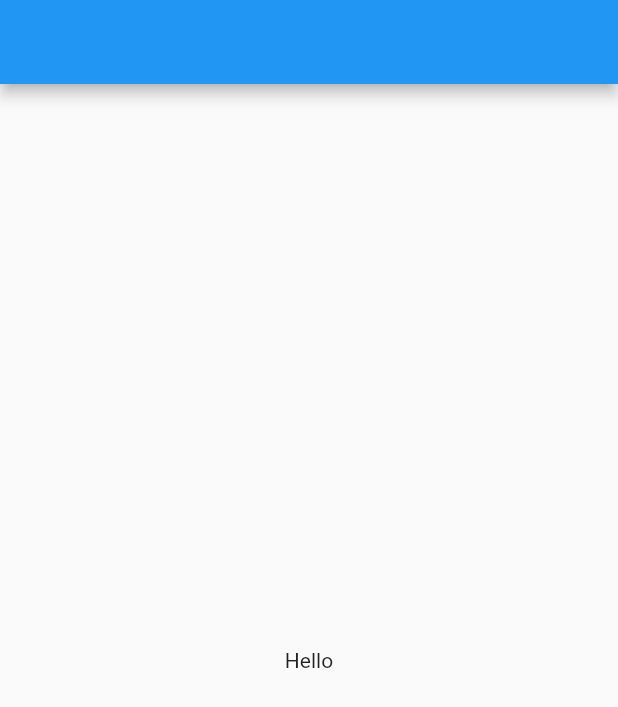
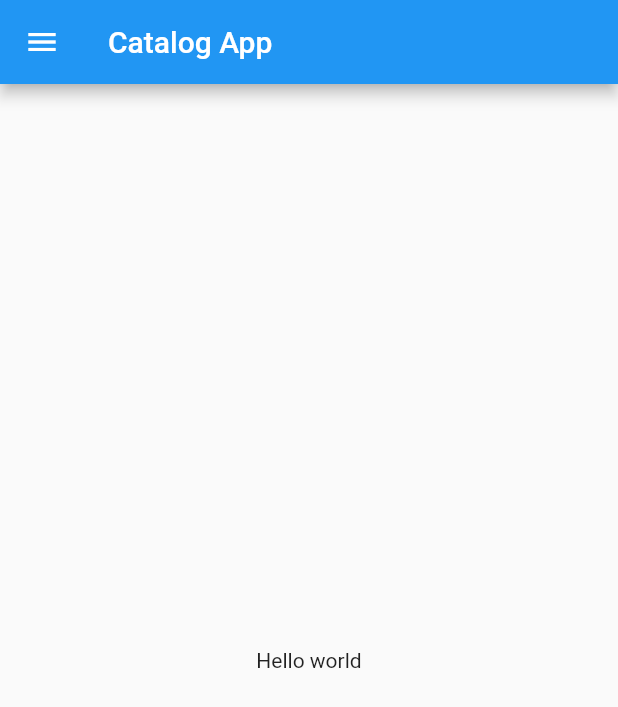
Before and after one commit to Khushbakht-Rehman/Flutter30DaysCourse, a Flutter app: the screen it shows after launch, on a phone screen of 412 x 824 dp. Shown: the top 707 px of the screen. Run offline on Flutter 3.47's test engine with Material 2 defaults, Android fonts, the phone set to English and light mode, and no system bars.

Commit message:
Day 3 completed

```diff
--- a/lib/main.dart
+++ b/lib/main.dart
@@ -1,5 +1,5 @@
 import 'package:flutter/material.dart';
-import 'package:flutterapp/home_page.dart';
+import 'package:flutterapp/pages/home_page.dart';
 
 void main() {
   runApp(MyApp());
@@ -10,6 +10,15 @@ class MyApp extends StatelessWidget {
 
   @override
   Widget build(BuildContext context) {
-    return MaterialApp(home: HomePage());
+    return MaterialApp(
+      home: HomePage(),
+      themeMode: ThemeMode.light,
+      theme: ThemeData(
+        primarySwatch: Colors.brown,
+      ),
+      darkTheme: ThemeData(
+        brightness: Brightness.dark,
+      ),
+    );
   }
 }
--- a/lib/home_page.dart
+++ b/lib/pages/home_page.dart
@@ -5,12 +5,15 @@ class HomePage extends StatelessWidget {
   Widget build(BuildContext context) {
     return MaterialApp(
       home: Scaffold(
-        appBar: AppBar(),
+        appBar: AppBar(
+          title: Text("Catalog App"),
+        ),
         body: Center(
           child: Container(
-            child: Text("Hello"),
+            child: Text("Hello world"),
           ),
         ),
+        drawer: Drawer(),
       ),
     );
   }
```
